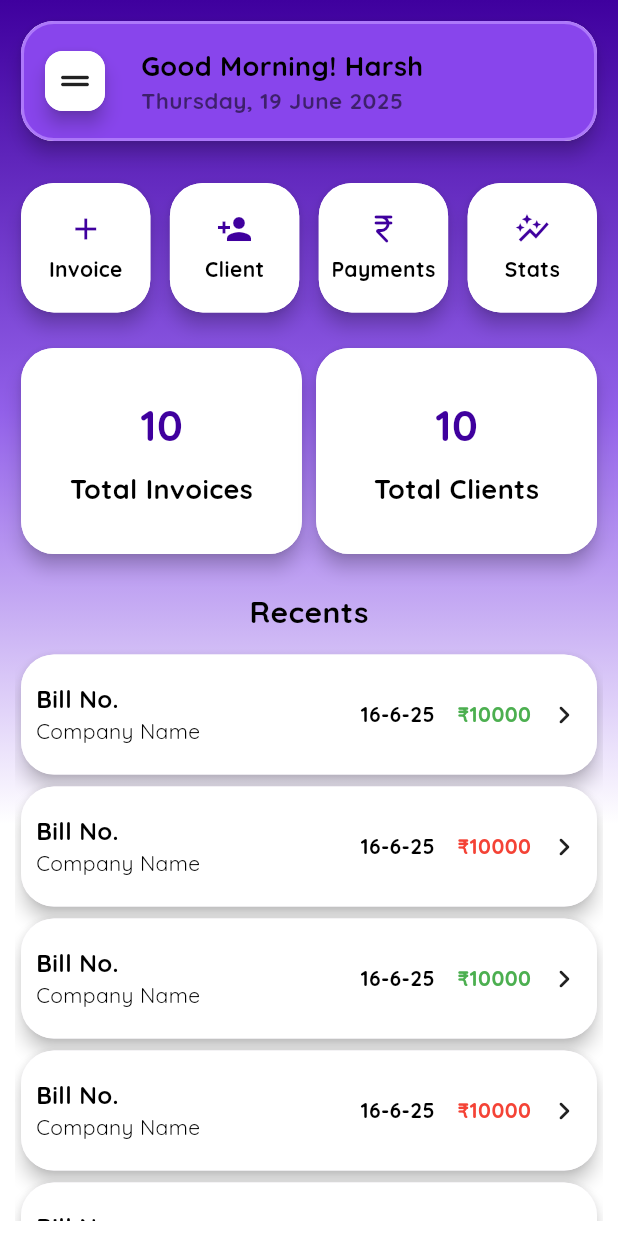
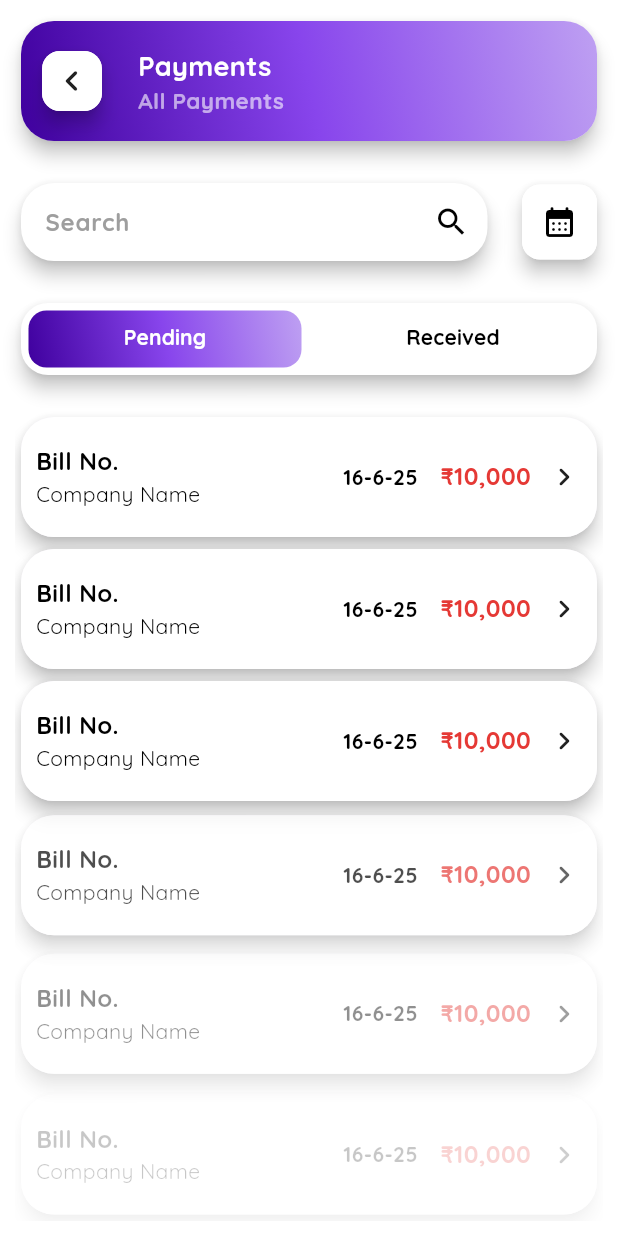
Before and after one commit to Harsshh5/quickbill, a Flutter app: the screen it shows after launch, after a tap on "Payments", on a phone screen of 412 x 824 dp. Run offline on Flutter 3.47's test engine with Material 3 defaults, Android fonts, the phone set to English and light mode, and no system bars; our stand-ins replace get, shared_preferences.

Commit message:
payment page created, and other minor changes

```diff
--- a/lib/views/commons/common_form_card.dart
+++ b/lib/views/commons/common_form_card.dart
@@ -36,14 +36,12 @@ class CommonTextField extends StatelessWidget {
         onChanged: onChanged,
         readOnly: readOnly ?? false,
         decoration: InputDecoration(
+          contentPadding: EdgeInsets.symmetric(horizontal: 16, vertical: 14),
           hintStyle: TextStyle(color: Colors.grey),
           suffixIcon: suffixIcon,
           suffixIconColor: Colors.black,
           hintText: hintText,
-          enabledBorder: OutlineInputBorder(
-            borderRadius: BorderRadius.circular(22),
-            borderSide: BorderSide(color: Colors.black),
-          ),
+          enabledBorder: InputBorder.none,
           focusedBorder: OutlineInputBorder(
             borderRadius: BorderRadius.circular(22),
             borderSide: BorderSide(color: Color(0xff3f009e)),
--- a/lib/views/commons/common_page_header.dart
+++ b/lib/views/commons/common_page_header.dart
@@ -21,8 +21,7 @@ class CommonPageHeader extends StatelessWidget {
         padding: EdgeInsets.all(10),
         decoration: BoxDecoration(
           borderRadius: BorderRadius.circular(22),
-          color: Color(0xff8845ec),
-          border: Border.all(color: Color(0xffad78fa), width: 2),
+          gradient: LinearGradient(colors: [Color(0xff3f009e),Color(0xff8845ec),Color(0xffbea0f2)], begin: Alignment.bottomLeft,end: Alignment.topRight),
         ),
         child: Row(
           children: [
@@ -53,7 +52,7 @@ class CommonPageHeader extends StatelessWidget {
                 Text(
                   mainHeading,
                   style: TextStyle(
-                    color: Colors.black,
+                    color: Colors.white,
                     fontSize: 18,
                     fontWeight: FontWeight.bold,
                   ),
@@ -61,7 +60,7 @@ class CommonPageHeader extends StatelessWidget {
                 Text(
                   subHeading,
                   style: TextStyle(
-                    color: Colors.black54,
+                    color: Colors.white60,
                     fontSize: 15,
                     fontWeight: FontWeight.bold,
                   ),
--- a/lib/views/home.dart
+++ b/lib/views/home.dart
@@ -5,6 +5,7 @@ import 'package:get/get.dart';
 import 'package:intl/intl.dart';
 import 'package:quickbill/views/add_client.dart';
 import 'package:quickbill/views/commons/common_page_header.dart';
+import 'package:quickbill/views/payments.dart';
 
 import 'add_invoice.dart';
 
@@ -329,6 +330,7 @@ class _HomeState extends State<Home> with TickerProviderStateMixin {
                                       transition: Transition.fadeIn,
                                     );
                                   } else if (index == 2) {
+                                    Get.to(() => Payments(), transition: Transition.fadeIn);
                                   } else if (index == 3) {}
                                 },
                                 child: ScaleTransition(
--- /dev/null
+++ b/lib/views/payments.dart
@@ -0,0 +1,526 @@
+import 'package:flutter/material.dart';
+import 'package:get/get.dart';
+import 'package:intl/intl.dart';
+import 'package:quickbill/views/commons/common_form_card.dart';
+import 'package:quickbill/views/commons/common_submit.dart';
+
+import 'commons/common_page_header.dart';
+
+class Payments extends StatefulWidget {
+  const Payments({super.key});
+
+  @override
+  State<Payments> createState() => _PaymentsState();
+}
+
+class _PaymentsState extends State<Payments> with TickerProviderStateMixin {
+  late AnimationController controller;
+  late Animation<Offset> slideAnimation;
+  late Animation<double> fadeAnimation;
+
+  late List<AnimationController> listControllers;
+  late List<Animation<double>> listAnimations;
+
+  late List<AnimationController> entranceControllers;
+  late List<Animation<double>> listFadeAnimation;
+  late List<Animation<Offset>> listSlideAnimation;
+
+  final int itemCount = 10;
+
+  late AnimationController calendarController;
+  late Animation<double> calendarAnimation;
+
+  late AnimationController submitController;
+  late Animation<double> submitScale;
+
+  late TabController tabController;
+
+  DateTimeRange? selectedDateRange;
+
+  bool isSelectionMode = false;
+  Set<int> selectedIndexes = {};
+
+  @override
+  void initState() {
+    super.initState();
+
+    tabController = TabController(length: 2, vsync: this);
+    tabController.addListener(() {
+      if (tabController.indexIsChanging) return;
+      setState(() {});
+    });
+
+
+    calendarController = AnimationController(
+      vsync: this,
+      duration: Duration(milliseconds: 150),
+      lowerBound: 0.92,
+      upperBound: 1.0,
+    );
+
+    calendarAnimation = CurvedAnimation(
+      parent: calendarController,
+      curve: Curves.easeInOut,
+      reverseCurve: Curves.easeInOut,
+    );
+    calendarController.value = 1.0;
+
+
+    controller = AnimationController(
+      duration: const Duration(milliseconds: 400),
+      vsync: this,
+    );
+
+    slideAnimation = Tween<Offset>(
+      begin: const Offset(0.0, -1.0),
+      end: Offset.zero,
+    ).animate(CurvedAnimation(parent: controller, curve: Curves.easeOut));
+
+    fadeAnimation = Tween<double>(
+      begin: 0.0,
+      end: 1.0,
+    ).animate(CurvedAnimation(parent: controller, curve: Curves.easeOut));
+
+    submitController = AnimationController(
+      vsync: this,
+      duration: const Duration(milliseconds: 150),
+      reverseDuration: const Duration(milliseconds: 150),
+    );
+
+    submitScale = Tween<double>(
+      begin: 1.0,
+      end: 0.92,
+    ).animate(CurvedAnimation(parent: submitController, curve: Curves.easeOut));
+
+    for (int i = 0; i < itemCount; i++) {
+      Future.delayed(Duration(milliseconds: 100 * i), () {
+        entranceControllers[i].forward();
+      });
+    }
+
+    listControllers = List.generate(
+      itemCount,
+      (index) => AnimationController(
+        vsync: this,
+        duration: Duration(milliseconds: 150),
+        lowerBound: 0.92,
+        upperBound: 1.0,
+      ),
+    );
+
+    listAnimations =
+        listControllers.map((controller) {
+          return CurvedAnimation(
+            parent: controller,
+            curve: Curves.easeInOut,
+            reverseCurve: Curves.easeInOut,
+          );
+        }).toList();
+
+    for (var controller in listControllers) {
+      controller.value = 1.0;
+    }
+
+    entranceControllers = List.generate(
+      itemCount,
+      (index) => AnimationController(
+        vsync: this,
+        duration: Duration(milliseconds: 500),
+      ),
+    );
+
+    listFadeAnimation =entranceControllers
+            .map((c) => Tween<double>(begin: 0.0,end: 1.0)
+            .animate(CurvedAnimation(parent: c, curve: Curves.easeIn)))
+            .toList();
+
+    listSlideAnimation =
+        entranceControllers.asMap().entries.map((entry) {
+          var controller = entry.value;
+          return Tween<Offset>(begin: Offset(0, 0.2), end: Offset.zero).animate(
+            CurvedAnimation(
+              parent: controller,
+              curve: Interval(0.0, 1.0, curve: Curves.easeInOut),
+            ),
+          );
+        }).toList();
+
+    controller.forward();
+  }
+
+  @override
+  void dispose() {
+    controller.dispose();
+    submitController.dispose();
+    tabController.dispose();
+    calendarController.dispose();
+    super.dispose();
+  }
+
+  @override
+  Widget build(BuildContext context) {
+    return Scaffold(
+      body: Stack(
+        children: [
+          SafeArea(
+            child: Padding(
+              padding: EdgeInsets.all(10),
+              child: Column(
+                children: [
+                  SlideTransition(
+                    position: slideAnimation,
+                    child: FadeTransition(
+                      opacity: fadeAnimation,
+                      child: CommonPageHeader(
+                        mainHeading: "Payments",
+                        subHeading: "All Payments",
+                        onTap: () => Get.back(),
+                        icon: Icons.chevron_left_rounded,
+                      ),
+                    ),
+                  ),
+
+                  const SizedBox(height: 20),
+
+                  Row(
+                    children: [
+                      Expanded(
+                        child: CommonTextField(
+                          hintText: "Search",
+                          suffixIcon: Icon(Icons.search, color: Colors.black),
+                        ),
+                      ),
+                      SizedBox(width: 15),
+
+                      ScaleTransition(
+                        scale: calendarAnimation,
+                        child: GestureDetector(
+                          onTap: () async {
+                            await calendarController.reverse();
+                            await calendarController.forward();
+
+                            DateTimeRange? picked = await showAnimatedDateRangePicker(context, selectedDateRange);
+                            if (!context.mounted) return;
+
+                            if (picked != null) {
+                              setState(() {
+                                selectedDateRange = picked;
+                              });
+                            }
+
+
+                            if (picked != null) {
+                              setState(() {
+                                selectedDateRange = picked;
+                              });
+                            }
+                          },
+                          child: Card(
+                            elevation: 5,
+                            color: Colors.white,
+                            shape: RoundedRectangleBorder(
+                              borderRadius: BorderRadius.circular(12),
+                            ),
+                            child: Container(
+                              width: 50,
+                              height: 50,
+                              decoration: BoxDecoration(
+                                color: Colors.white,
+                                borderRadius: BorderRadius.circular(12),
+                              ),
+                              child: Icon(
+                                Icons.calendar_month_rounded,
+                                color: Colors.black,
+                              ),
+                            ),
+                          ),
+                        ),
+                      ),
+                    ],
+                  ),
+
+                  const SizedBox(height: 20),
+
+                  Card(
+                    elevation: 5,
+                    color: Colors.white,
+                    shape: RoundedRectangleBorder(
+                      borderRadius: BorderRadius.circular(18),
+                    ),
+                    child: TabBar(
+                      controller: tabController,
+                      tabs: const [Tab(text: 'Pending'), Tab(text: 'Received')],
+                      indicatorSize: TabBarIndicatorSize.tab,
+                      indicatorPadding: EdgeInsets.all(5),
+                      splashBorderRadius: BorderRadius.circular(18),
+                      dividerColor: Colors.transparent,
+                      labelStyle: TextStyle(
+                        color: Colors.white,
+                        fontWeight: FontWeight.bold,
+                        fontFamily: "quicksand",
+                      ),
+                      unselectedLabelStyle: TextStyle(
+                        color: Colors.black,
+                        fontWeight: FontWeight.bold,
+                        fontFamily: "quicksand",
+                      ),
+                      indicator: BoxDecoration(
+                        borderRadius: BorderRadius.circular(12),
+                        gradient: LinearGradient(
+                          colors: [
+                            Color(0xff3f009e),
+                            Color(0xff8845ec),
+                            Color(0xffbea0f2),
+                          ],
+                          begin: Alignment.bottomLeft,
+                          end: Alignment.topRight,
+                        ),
+                      ),
+                      indicatorAnimation: TabIndicatorAnimation.elastic,
+                    ),
+                  ),
+
+                  const SizedBox(height: 20),
+
+                  if (selectedDateRange != null)
+                    Row(
+                      mainAxisAlignment: MainAxisAlignment.center,
+                      children: [
+                        Text(
+                          "${DateFormat('dd MMM yyyy').format(selectedDateRange!.start)}"
+                              " - "
+                              "${DateFormat('dd MMM yyyy').format(selectedDateRange!.end)}",
+                          style: TextStyle(
+                            color: Colors.black,
+                            fontWeight: FontWeight.bold,
+                            fontSize: 18,
+                          ),
+                        ),
+                        SizedBox(width: 10),
+                        GestureDetector(
+                          onTap: () {
+                            setState(() {
+                              selectedDateRange = null;
+                            });
+                          },
+                          child: Icon(Icons.close, color: Colors.red),
+                        ),
+                      ],
+                    ),
+
+                  invoiceList(),
+                ],
+              ),
+            ),
+          ),
+
+          if(isSelectionMode)
+            Column(
+              mainAxisAlignment: MainAxisAlignment.end,
+              children: [
+                Container(
+                  margin: EdgeInsets.all(10),
+                    child: CommonSubmit()),
+              ],
+            )
+        ],
+      )
+    );
+  }
+
+  invoiceList() {
+    return Expanded(
+      child: RefreshIndicator(
+        backgroundColor: Colors.white,
+        color: Color(0xff3f009e),
+        onRefresh: () {
+          return Future(() {}); // Your refresh logic
+        },
+        child: ListView.builder(
+          itemCount: 10,
+          shrinkWrap: true,
+          physics: AlwaysScrollableScrollPhysics(),
+          itemBuilder: (context, index) {
+            bool isSelected = selectedIndexes.contains(index);
+
+            return SlideTransition(
+              position: listSlideAnimation[index],
+              child: FadeTransition(
+                opacity: listFadeAnimation[index],
+                child: ScaleTransition(
+                  scale: listAnimations[index],
+                  child: GestureDetector(
+                    onLongPress: () {
+                      setState(() {
+                        isSelectionMode = true;
+                        selectedIndexes.add(
+                          index,
+                        ); // select the long-pressed item
+                      });
+                    },
+                    onTap: () async {
+                      await listControllers[index].reverse();
+                      await listControllers[index].forward();
+
+                      if (isSelectionMode) {
+                        setState(() {
+                          if (isSelected) {
+                            selectedIndexes.remove(index);
+                            if (selectedIndexes.isEmpty) {
+                              isSelectionMode = false;
+                            }
+                          } else {
+                            selectedIndexes.add(index);
+                          }
+                        });
+                      } else {
+                        // Navigate to invoice details or another action
+                      }
+                    },
+                    child: Card(
+                      elevation: 5,
+                      shape: RoundedRectangleBorder(
+                        borderRadius: BorderRadius.circular(22),
+                      ),
+                      child: Container(
+                        height: 80,
+                        width: Get.width,
+                        padding: EdgeInsets.all(10),
+                        decoration: BoxDecoration(
+                          color: isSelected ? Colors.purple[50] : Colors.white,
+                          borderRadius: BorderRadius.circular(22),
+                        ),
+                        child: Row(
+                          mainAxisAlignment: MainAxisAlignment.start,
+                          crossAxisAlignment: CrossAxisAlignment.center,
+                          children: [
+                            if (isSelectionMode)
+                              Checkbox(
+                                value: isSelected,
+                                onChanged: (val) {
+                                  setState(() {
+                                    if (val!) {
+                                      selectedIndexes.add(index);
+                                    } else {
+                                      selectedIndexes.remove(index);
+                                      if (selectedIndexes.isEmpty) {
+                                        isSelectionMode = false;
+                                      }
+                                    }
+                                  });
+                                },
+                              ),
+                            Column(
+                              mainAxisAlignment: MainAxisAlignment.center,
+                              crossAxisAlignment: CrossAxisAlignment.start,
+                              children: [
+                                Text(
+                                  "Bill No.",
+                                  style: TextStyle(
+                                    color: Colors.black,
+                                    fontSize: 16,
+                                    fontWeight: FontWeight.bold,
+                                  ),
+                                ),
+                                Text(
+                                  "Company Name",
+                                  style: TextStyle(
+                                    color: Colors.black,
+                                    fontSize: 14,
+                                  ),
+                                ),
+                              ],
+                            ),
+                            Spacer(),
+                            Text(
+                              '16-6-25',
+                              style: TextStyle(
+                                fontSize: 14,
+                                color: Colors.black,
+                                fontWeight: FontWeight.bold,
+                              ),
+                            ),
+                            SizedBox(width: 15),
+                            Text(
+                              '₹10,000',
+                              style: TextStyle(
+                                fontSize: 16,
+                                color:
+                                    tabController.index == 0
+                                        ? Colors.red[600]
+                                        : Colors.green[700],
+                                fontWeight: FontWeight.bold,
+                              ),
+                            ),
+                            SizedBox(width: 10),
+                            Icon(Icons.chevron_right_rounded),
+                          ],
+                        ),
+                      ),
+                    ),
+                  ),
+                ),
+              ),
+            );
+          },
+        ),
+      ),
+    );
+  }
+
+  Future<DateTimeRange?> showAnimatedDateRangePicker(BuildContext context, DateTimeRange? initialRange) {
+    return showGeneralDialog<DateTimeRange>(
+      context: context,
+      barrierDismissible: true,
+      barrierLabel: "DateRangePicker",
+      transitionDuration: Duration(milliseconds: 300),
+      pageBuilder: (context, animation, secondaryAnimation) {
+        return Center(); // fallback, won't be used due to transitionBuilder
+      },
+      transitionBuilder: (context, animation, secondaryAnimation, child) {
+        final curved = CurvedAnimation(parent: animation, curve: Curves.easeInOut);
+
+        return ScaleTransition(
+          scale: curved,
+          child: Opacity(
+            opacity: animation.value,
+            child: Builder(
+              builder: (dialogContext) {
+                return AlertDialog(
+                  contentPadding: EdgeInsets.zero,
+                  backgroundColor: Colors.transparent,
+                  content: SizedBox(
+                    height: 500,
+                    child: Theme(
+                      data: Theme.of(dialogContext).copyWith(
+                        colorScheme: ColorScheme.light(
+                          primary: Color(0xff3f009e),
+                          onPrimary: Colors.white,
+                          secondary: Color(0xff8845ec),
+                        ),
+                        textButtonTheme: TextButtonThemeData(
+                          style: TextButton.styleFrom(
+                            foregroundColor: Color(0xff3f009e),
+                          ),
+                        ),
+                      ),
+                      child: Builder(
+                        builder: (innerContext) => DateRangePickerDialog(
+                          firstDate: DateTime(2000),
+                          lastDate: DateTime(2100),
+                          currentDate: DateTime.now(),
+                          initialDateRange: initialRange,
+                        ),
+                      ),
+                    ),
+                  ),
+                );
+              },
+            ),
+          ),
+        );
+      },
+    );
+  }
+
+}
```
Also changed, not shown: lib/views/add_client.dart (+3 -23 lines), lib/views/add_invoice.dart (+4 -13 lines), lib/views/commons/common_submit.dart (added, +21 -0 lines).
